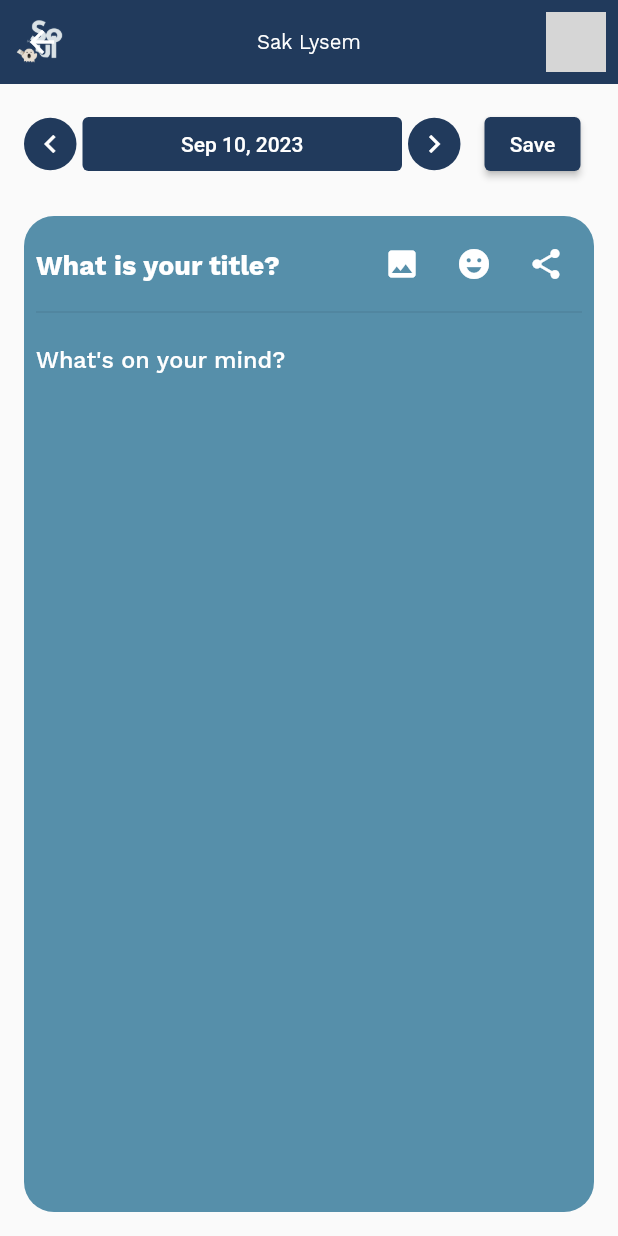
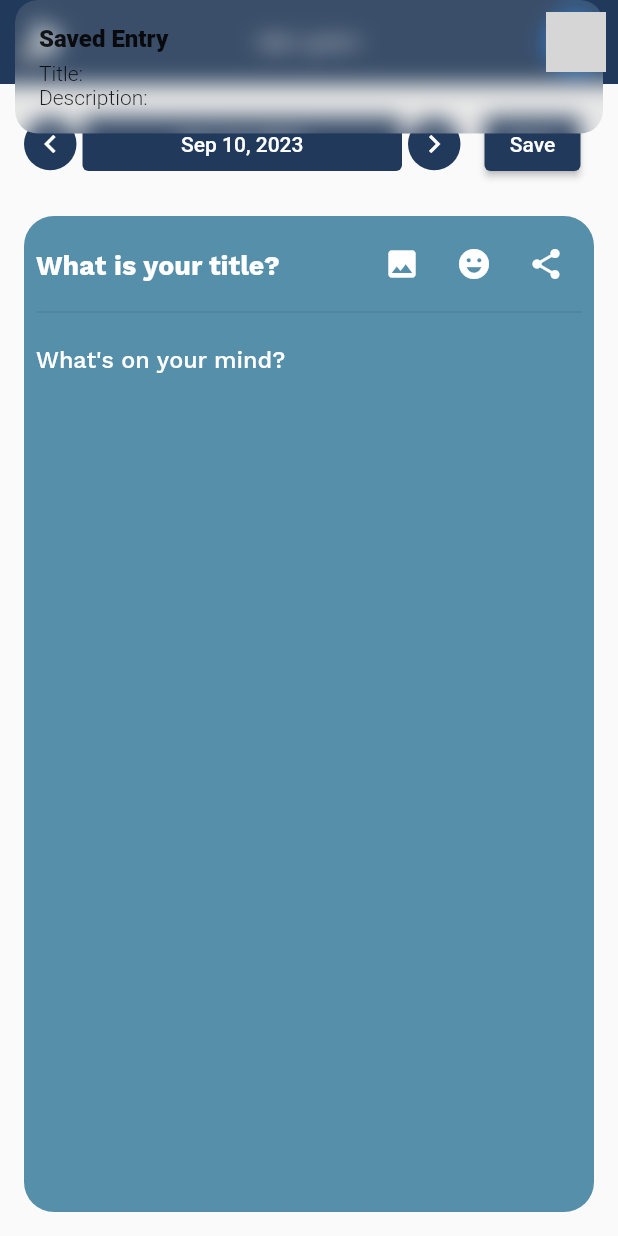
Before and after one commit to leak17/SoulNote, a Flutter app: the CreateView screen opened by its route, after a tap on "Save", on a phone screen of 412 x 824 dp. Run offline on Flutter 3.47's test engine with Material 2 defaults, Android fonts, the phone set to English and light mode, and no system bars; our stand-ins replace animated_splash_screen, bot_toast, easy_date_timeline, emoji_picker_flutter, flutter_image_slideshow, flutter_slidable and 4 more; accounts and stored records are empty; network calls fail; grey boxes are pictures that could not be loaded.

Commit message:
share preference for title and description

```diff
--- a/lib/views/create/create_controller.dart
+++ b/lib/views/create/create_controller.dart
@@ -1,7 +1,10 @@
 import 'dart:io';
-import 'package:get/state_manager.dart';
+import 'package:get/get.dart';
 import 'package:image_picker/image_picker.dart';
 import 'package:path_provider/path_provider.dart';
+import 'package:shared_preferences/shared_preferences.dart';
+import '../home/home_controller.dart';
+import 'dart:convert';
 
 class CreateController extends GetxController {
   Rx<DateTime> date = DateTime.now().obs;
@@ -49,4 +52,31 @@ class CreateController extends GetxController {
       print('Error saving image: $error');
     }
   }
+
+  // note new properties
+  RxString title = ''.obs;
+  RxString description = ''.obs;
+
+  void setTitle(String newTitle) {
+    title.value = newTitle;
+  }
+
+  void setDescription(String newDescription) {
+    description.value = newDescription;
+  }
+
+  Future<void> saveJournalEntry() async {
+    // Create the Note instance
+    Note newNote = Note(title: title.value, description: description.value);
+
+    final prefs = await SharedPreferences.getInstance();
+    final List<String> entries = prefs.getStringList('journal_entries') ?? [];
+
+    // Add the newNote as a string
+    entries.add(json.encode(newNote.toMap()));
+    prefs.setStringList('journal_entries', entries);
+
+    // Add the newNote to the notes list in HomeController
+    Get.find<HomeController>().addNote(newNote);
+  }
 }
--- a/lib/views/create/create_view.dart
+++ b/lib/views/create/create_view.dart
@@ -85,7 +85,15 @@ class CreateView extends StatelessWidget {
                   Padding(
                     padding: const EdgeInsets.only(right: 25),
                     child: ElevatedButton(
-                      onPressed: () {},
+                      onPressed: () {
+                        createController.saveJournalEntry();
+                        Get.snackbar(
+                          'Saved Entry',
+                          'Title: ${createController.title.value}\nDescription: ${createController.description.value}',
+                          snackPosition: SnackPosition.TOP,
+                          duration: Duration(seconds: 5),
+                        );
+                      },
                       style: ElevatedButton.styleFrom(
                         backgroundColor: ThemeColor.mainColor,
                       ),
--- a/lib/views/create/local_widget/journal_box.dart
+++ b/lib/views/create/local_widget/journal_box.dart
@@ -15,6 +15,7 @@ class JournalBox extends StatefulWidget {
 
 class JournalBoxState extends State<JournalBox> {
   final CreateController createController = Get.put(CreateController());
+
   String? selectedEmojiName;
   Map<String, Emoji> emojiMap = {};
 
@@ -195,6 +196,7 @@ class JournalBoxState extends State<JournalBox> {
                           fontWeight: FontWeight.bold,
                           color: ThemeColor.colorScheme.onSurface,
                         ),
+                        onChanged: (value) => createController.setTitle(value),
                         decoration: InputDecoration(
                           hintText: 'What is your title?',
                           hintStyle: TextStyle(
@@ -259,6 +261,7 @@ class JournalBoxState extends State<JournalBox> {
                     color: ThemeColor.colorScheme.onSurface,
                   ),
                   maxLines: null,
+                  onChanged: (value) => createController.setDescription(value),
                   decoration: InputDecoration(
                     border: InputBorder.none,
                     hintText: "What's on your mind?",
--- a/lib/views/home/home_controller.dart
+++ b/lib/views/home/home_controller.dart
@@ -1,14 +1,71 @@
 import 'package:flutter/material.dart';
-import 'package:get/get_rx/src/rx_types/rx_types.dart';
-import 'package:get/get_state_manager/src/simple/get_controllers.dart';
+import 'package:get/get.dart';
+import 'package:shared_preferences/shared_preferences.dart';
+import 'dart:convert';
+
+class Note {
+  final String title;
+  final String description;
+
+  Note({required this.title, required this.description});
+
+  Map<String, dynamic> toMap() {
+    return {
+      'title': title,
+      'description': description,
+    };
+  }
+
+  static Note fromMap(Map<String, dynamic> map) {
+    return Note(
+      title: map['title'],
+      description: map['description'],
+    );
+  }
+}
 
 class HomeController extends GetxController {
   final TextEditingController searchController = TextEditingController();
   final FocusNode searchFocusNode = FocusNode();
-
   Rx<DateTime> selectedDate = DateTime.now().obs;
 
   void updateSelectedDate(DateTime newDate) {
     selectedDate.value = newDate;
   }
+
+  // note
+
+  var notes = <Note>[].obs;
+
+  @override
+  void onInit() {
+    super.onInit();
+    loadNotes();
+  }
+
+  void addNote(Note note) {
+    notes.add(note);
+    saveNotes();
+  }
+
+  Future<void> loadNotes() async {
+    SharedPreferences prefs = await SharedPreferences.getInstance();
+    List<String>? savedNotes = prefs
+        .getStringList('journal_entries'); // Ensure you use 'journal_entries'
+    if (savedNotes != null) {
+      notes.value =
+          savedNotes.map((e) => Note.fromMap(json.decode(e))).toList();
+    }
+  }
+
+  Future<void> saveNotes() async {
+    SharedPreferences prefs = await SharedPreferences.getInstance();
+    List<String> stringNotes =
+        notes.map((e) => json.encode(e.toMap())).toList();
+    prefs.setStringList('journal_entries', stringNotes);
+  }
+
+  void fetchNotes() {
+    loadNotes();
+  }
 }
--- /dev/null
+++ b/lib/views/home/home_model.dart
@@ -0,0 +1,15 @@
+class Note {
+  String title;
+  String description;
+
+  Note({required this.title, required this.description});
+
+  Note.fromJson(Map<String, dynamic> json)
+      : title = json['title'],
+        description = json['description'];
+
+  Map<String, dynamic> toJson() => {
+        'title': title,
+        'description': description,
+      };
+}
--- a/pubspec.yaml
+++ b/pubspec.yaml
@@ -17,6 +17,7 @@ dependencies:
   provider: ^6.0.3
   path_provider: ^2.0.14
   flutter_slidable: ^0.6.0
+  shared_preferences: ^2.2.1
 
   animated_splash_screen: ^1.3.0
   auto_route_generator: ^7.2.0
```
Also changed, not shown: lib/views/home/home_view.dart (+37 -30 lines), assets/images/default_image.jpg (added), pubspec.lock.
